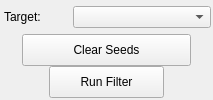
Old version of the form src/Interface/ToolInterface/FillHolesFilterInterface.ui in the repository SCIInstitute/Seg3D.
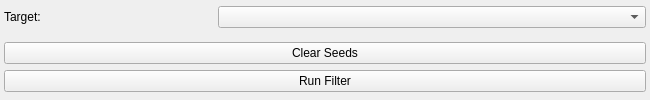
New version of the form.

```diff
--- a/src/Interface/ToolInterface/FillHolesFilterInterface.ui
+++ b/src/Interface/ToolInterface/FillHolesFilterInterface.ui
@@ -6,82 +6,117 @@
    <rect>
     <x>0</x>
     <y>0</y>
-    <width>213</width>
+    <width>650</width>
     <height>100</height>
    </rect>
   </property>
   <property name="sizePolicy">
-   <sizepolicy hsizetype="Fixed" vsizetype="Fixed">
+   <sizepolicy hsizetype="Preferred" vsizetype="Fixed">
     <horstretch>0</horstretch>
     <verstretch>0</verstretch>
    </sizepolicy>
   </property>
   <property name="minimumSize">
    <size>
-    <width>213</width>
+    <width>0</width>
     <height>100</height>
    </size>
   </property>
   <property name="maximumSize">
    <size>
-    <width>213</width>
+    <width>16777215</width>
     <height>100</height>
    </size>
   </property>
   <property name="windowTitle">
    <string>Fill Holes Filter</string>
   </property>
-  <widget class="QWidget" name="layoutWidget_2">
-   <property name="geometry">
-    <rect>
-     <x>4</x>
-     <y>4</y>
-     <width>207</width>
-     <height>26</height>
-    </rect>
+  <layout class="QVBoxLayout" name="verticalLayout">
+   <property name="spacing">
+    <number>0</number>
    </property>
+   <property name="leftMargin">
+    <number>4</number>
+   </property>
+   <property name="topMargin">
+    <number>0</number>
+   </property>
+   <property name="rightMargin">
+    <number>4</number>
+   </property>
+   <property name="bottomMargin">
+    <number>0</number>
+   </property>
+   <item>
    <layout class="QHBoxLayout" name="activeHLayout" stretch="1,2">
     <property name="spacing">
      <number>0</number>
     </property>
     <item>
      <widget class="QLabel" name="activeLabel">
+       <property name="sizePolicy">
+        <sizepolicy hsizetype="Expanding" vsizetype="Preferred">
+         <horstretch>0</horstretch>
+         <verstretch>0</verstretch>
+        </sizepolicy>
+       </property>
       <property name="text">
        <string>Target:</string>
       </property>
      </widget>
     </item>
     <item>
-     <widget class="QComboBox" name="activeComboBox"/>
-    </item>
-   </layout>
-  </widget>
-  <widget class="QPushButton" name="runButton">
-   <property name="geometry">
-    <rect>
-     <x>49</x>
-     <y>66</y>
-     <width>115</width>
-     <height>32</height>
-    </rect>
-   </property>
-   <property name="text">
-    <string>Run Filter</string>
-   </property>
-  </widget>
+      <widget class="QComboBox" name="activeComboBox">
+       <property name="sizePolicy">
+        <sizepolicy hsizetype="Expanding" vsizetype="Fixed">
+         <horstretch>0</horstretch>
+         <verstretch>0</verstretch>
+        </sizepolicy>
+       </property>
+      </widget>
+     </item>
+    </layout>
+   </item>
+   <item>
+    <spacer name="horizontalSpacer">
+     <property name="orientation">
+      <enum>Qt::Horizontal</enum>
+     </property>
+     <property name="sizeHint" stdset="0">
+      <size>
+       <width>635</width>
+       <height>8</height>
+      </size>
+     </property>
+    </spacer>
+   </item>
+   <item>
   <widget class="QPushButton" name="clearSeedsButton">
-   <property name="geometry">
-    <rect>
-     <x>22</x>
-     <y>34</y>
-     <width>169</width>
-     <height>32</height>
-    </rect>
+     <property name="sizePolicy">
+      <sizepolicy hsizetype="Expanding" vsizetype="Fixed">
+       <horstretch>0</horstretch>
+       <verstretch>0</verstretch>
+      </sizepolicy>
    </property>
    <property name="text">
     <string>Clear Seeds</string>
    </property>
   </widget>
+   </item>
+   <item>
+    <widget class="QPushButton" name="runButton">
+     <property name="sizePolicy">
+      <sizepolicy hsizetype="Expanding" vsizetype="Fixed">
+       <horstretch>0</horstretch>
+       <verstretch>0</verstretch>
+      </sizepolicy>
+     </property>
+     <property name="text">
+      <string>Run Filter</string>
+     </property>
+    </widget>
+   </item>
+  </layout>
  </widget>
  <resources/>
  <connections/>
```
Lines whose indentation alone changed are shown as unchanged.
